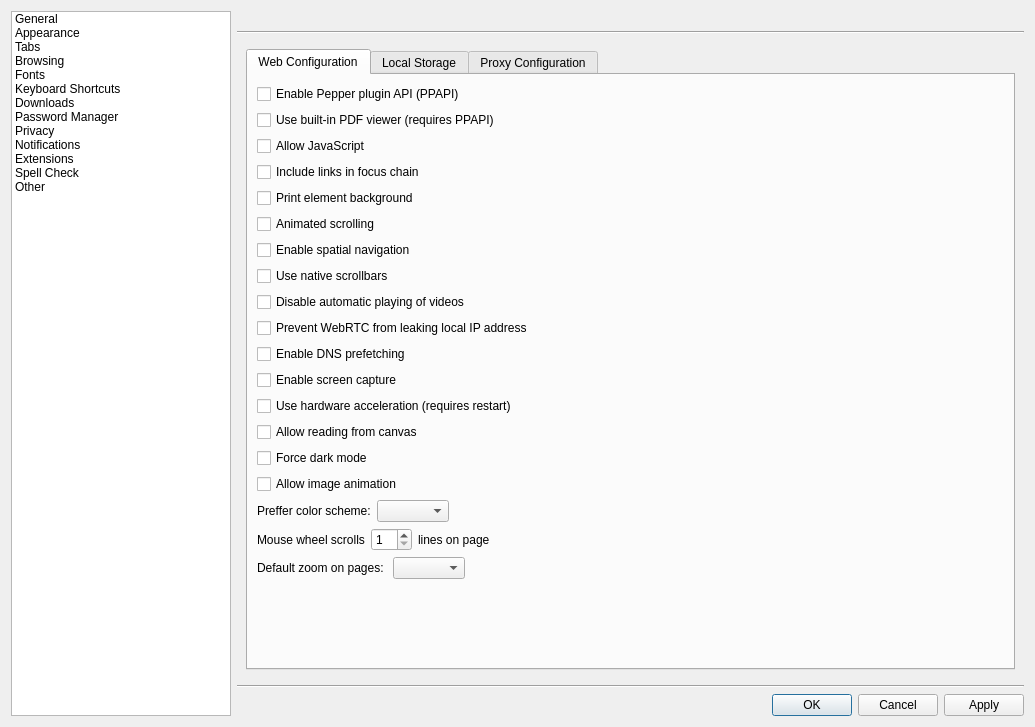
Above: src/lib/preferences/preferences.ui from bungamungil/compass before the change. Below: the same form after it.
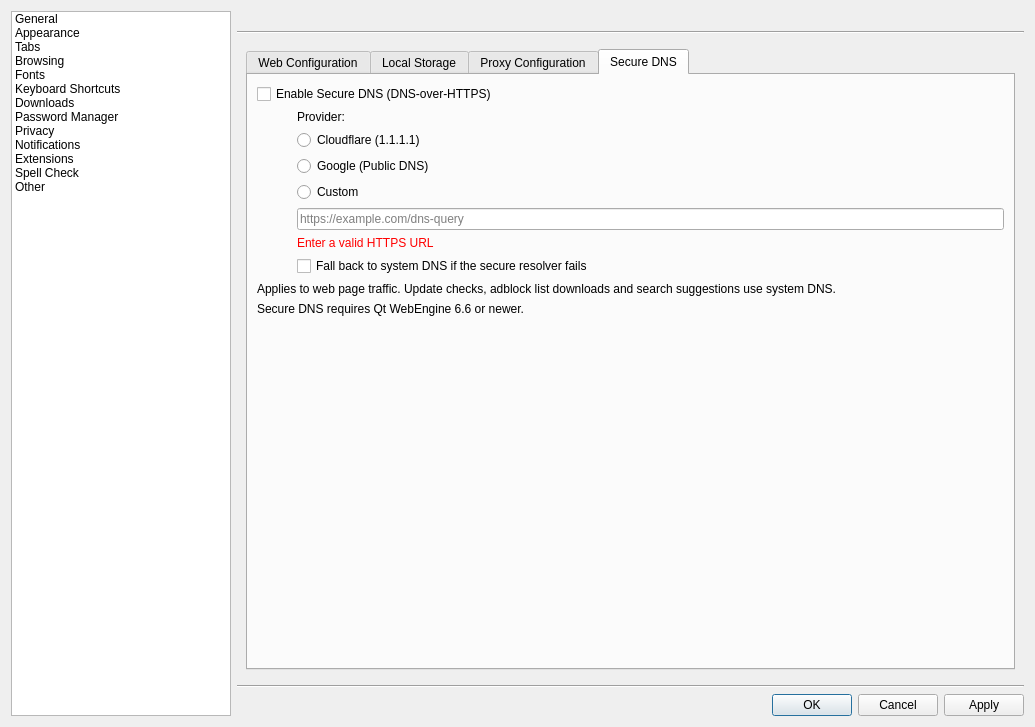
That is the form after the change. The open tabs and pages were chosen to show the change. Custom widgets are drawn as their Qt base class.

Commit message: feat(securedns): Secure DNS tab in Preferences with validation and persistence

```diff
--- a/src/lib/preferences/preferences.ui
+++ b/src/lib/preferences/preferences.ui
@@ -1674,6 +1674,138 @@
                </item>
               </layout>
              </widget>
+             <widget class="QWidget" name="tab_4">
+              <attribute name="title">
+               <string>Secure DNS</string>
+              </attribute>
+              <layout class="QVBoxLayout" name="secureDnsLayout">
+               <item>
+                <widget class="QCheckBox" name="secureDnsEnabled">
+                 <property name="text">
+                  <string>Enable Secure DNS (DNS-over-HTTPS)</string>
+                 </property>
+                </widget>
+               </item>
+               <item>
+                <layout class="QHBoxLayout" name="secureDnsIndentLayout">
+                 <item>
+                  <spacer name="secureDnsIndentSpacer">
+                   <property name="orientation">
+                    <enum>Qt::Horizontal</enum>
+                   </property>
+                   <property name="sizeType">
+                    <enum>QSizePolicy::Fixed</enum>
+                   </property>
+                   <property name="sizeHint" stdset="0">
+                    <size>
+                     <width>40</width>
+                     <height>20</height>
+                    </size>
+                   </property>
+                  </spacer>
+                 </item>
+                 <item>
+                  <layout class="QVBoxLayout" name="secureDnsProviderLayout">
+                   <item>
+                    <widget class="QLabel" name="secureDnsProviderLabel">
+                     <property name="text">
+                      <string>Provider:</string>
+                     </property>
+                    </widget>
+                   </item>
+                   <item>
+                    <widget class="QRadioButton" name="secureDnsCloudflare">
+                     <property name="text">
+                      <string>Cloudflare (1.1.1.1)</string>
+                     </property>
+                    </widget>
+                   </item>
+                   <item>
+                    <widget class="QRadioButton" name="secureDnsGoogle">
+                     <property name="text">
+                      <string>Google (Public DNS)</string>
+                     </property>
+                    </widget>
+                   </item>
+                   <item>
+                    <widget class="QRadioButton" name="secureDnsCustom">
+                     <property name="text">
+                      <string>Custom</string>
+                     </property>
+                    </widget>
+                   </item>
+                   <item>
+                    <widget class="QLineEdit" name="secureDnsCustomUrl">
+                     <property name="inputMethodHints">
+                      <set>Qt::ImhUrlCharactersOnly</set>
+                     </property>
+                     <property name="placeholderText">
+                      <string>https://example.com/dns-query</string>
+                     </property>
+                    </widget>
+                   </item>
+                   <item>
+                    <widget class="QLabel" name="secureDnsUrlStatus">
+                     <property name="visible">
+                      <bool>false</bool>
+                     </property>
+                     <property name="styleSheet">
+                      <string notr="true">color: red;</string>
+                     </property>
+                     <property name="text">
+                      <string>Enter a valid HTTPS URL</string>
+                     </property>
+                    </widget>
+                   </item>
+                   <item>
+                    <widget class="QCheckBox" name="secureDnsFallback">
+                     <property name="text">
+                      <string>Fall back to system DNS if the secure resolver fails</string>
+                     </property>
+                    </widget>
+                   </item>
+                  </layout>
+                 </item>
+                </layout>
+               </item>
+               <item>
+                <widget class="QLabel" name="secureDnsNote">
+                 <property name="wordWrap">
+                  <bool>true</bool>
+                 </property>
+                 <property name="text">
+                  <string>Applies to web page traffic. Update checks, adblock list downloads and search suggestions use system DNS.</string>
+                 </property>
+                </widget>
+               </item>
+               <item>
+                <widget class="QLabel" name="secureDnsUnsupported">
+                 <property name="visible">
+                  <bool>false</bool>
+                 </property>
+                 <property name="wordWrap">
+                  <bool>true</bool>
+                 </property>
+                 <property name="text">
+                  <string>Secure DNS requires Qt WebEngine 6.6 or newer.</string>
+                 </property>
+                </widget>
+               </item>
+               <item>
+                <spacer name="secureDnsVerticalSpacer">
+                 <property name="orientation">
+                  <enum>Qt::Vertical</enum>
+                 </property>
+                 <property name="sizeHint" stdset="0">
+                  <size>
+                   <width>20</width>
+                   <height>40</height>
+                  </size>
+                 </property>
+                </spacer>
+               </item>
+              </layout>
+             </widget>
             </widget>
            </item>
           </layout>
```
Left out of the diff: 6 changed lines with no effect on the pictures. The commit also changes 2 other files.
